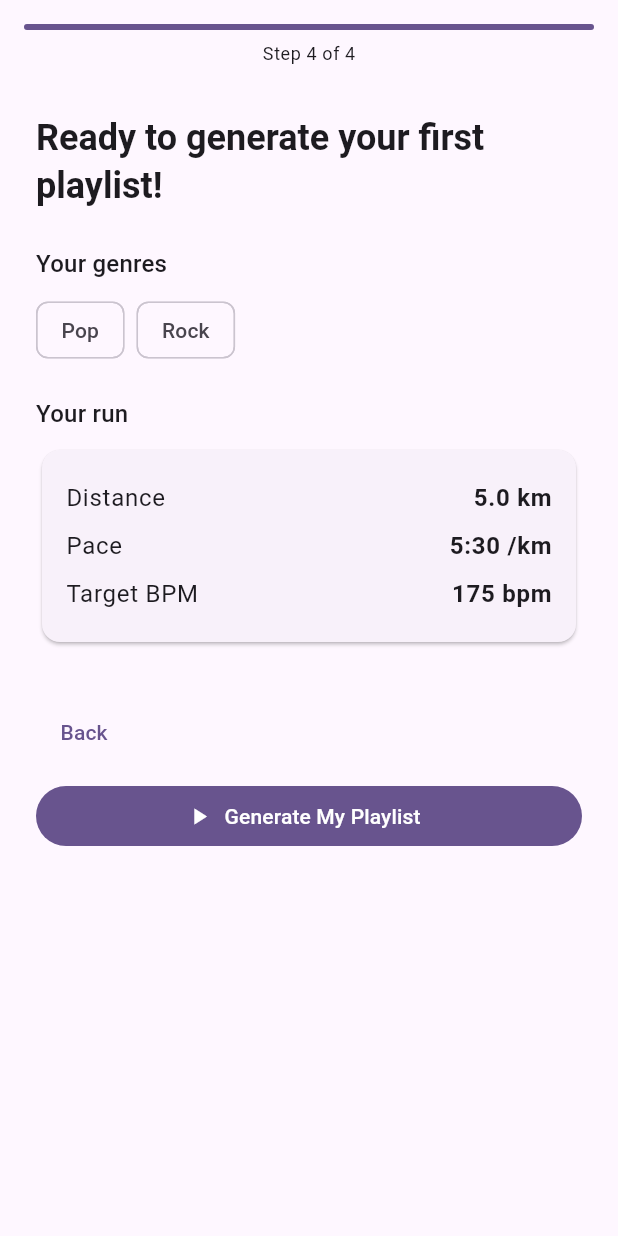
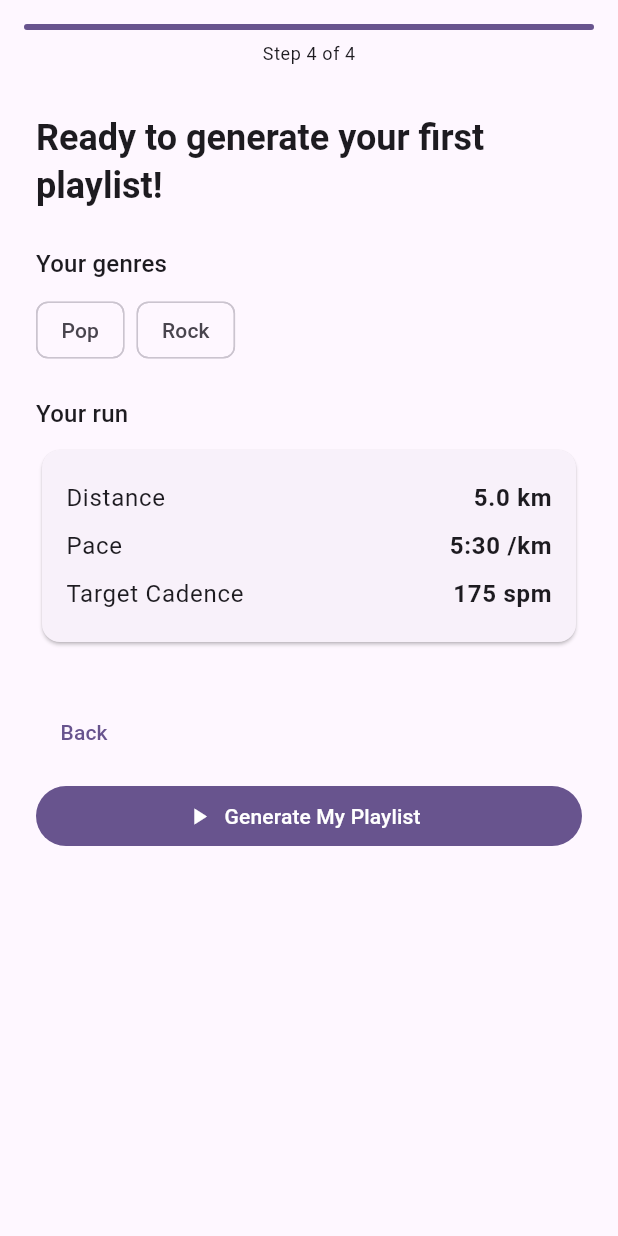
Before and after one commit to Looney-tic/running-playlist-ai, a Flutter app: the screen it shows after launch, swiped to page 4, on a phone screen of 412 x 824 dp. Run offline on Flutter 3.47's test engine with Material 3 defaults, Android fonts, the phone set to English and light mode, and no system bars; our stand-ins replace flutter_dotenv, flutter_riverpod, flutter_secure_storage, go_router, shared_preferences, supabase_flutter; missing offline and left inert: oauth2, spotify; accounts and stored records are empty.

Commit message:
fix(quick-3): fix onboarding race condition and spm terminology
- Add ensureLoaded() calls before addProfile()/addPlan() to prevent
  background _load() from overwriting onboarding data
- Change onboarding summary from "Target BPM" / "bpm" to "Target Cadence" / "spm"

```diff
--- a/lib/features/onboarding/presentation/onboarding_screen.dart
+++ b/lib/features/onboarding/presentation/onboarding_screen.dart
@@ -86,6 +86,11 @@ class _OnboardingScreenState extends ConsumerState<OnboardingScreen> {
     setState(() => _isGenerating = true);
 
     try {
+      // Ensure library notifiers have finished loading from preferences
+      // to prevent the background _load() from overwriting our additions.
+      await ref.read(tasteProfileLibraryProvider.notifier).ensureLoaded();
+      await ref.read(runPlanLibraryProvider.notifier).ensureLoaded();
+
       // 1. Create a TasteProfile with selected genres and sensible defaults.
       final profile = TasteProfile(
         name: 'My Taste',
@@ -427,8 +432,8 @@ class _OnboardingScreenState extends ConsumerState<OnboardingScreen> {
                     value: '${formatPace(_selectedPace)} /km',
                   ),
                   _SummaryRow(
-                    label: 'Target BPM',
-                    value: '${bpm.round()} bpm',
+                    label: 'Target Cadence',
+                    value: '${bpm.round()} spm',
                   ),
                 ],
               ),
```
